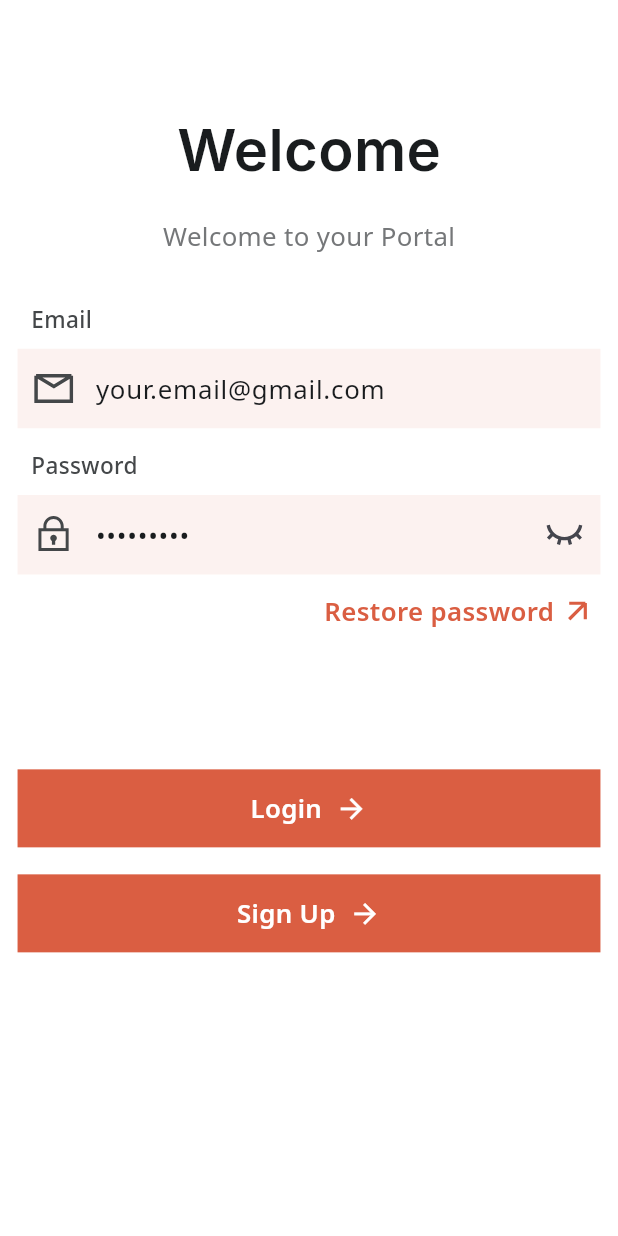
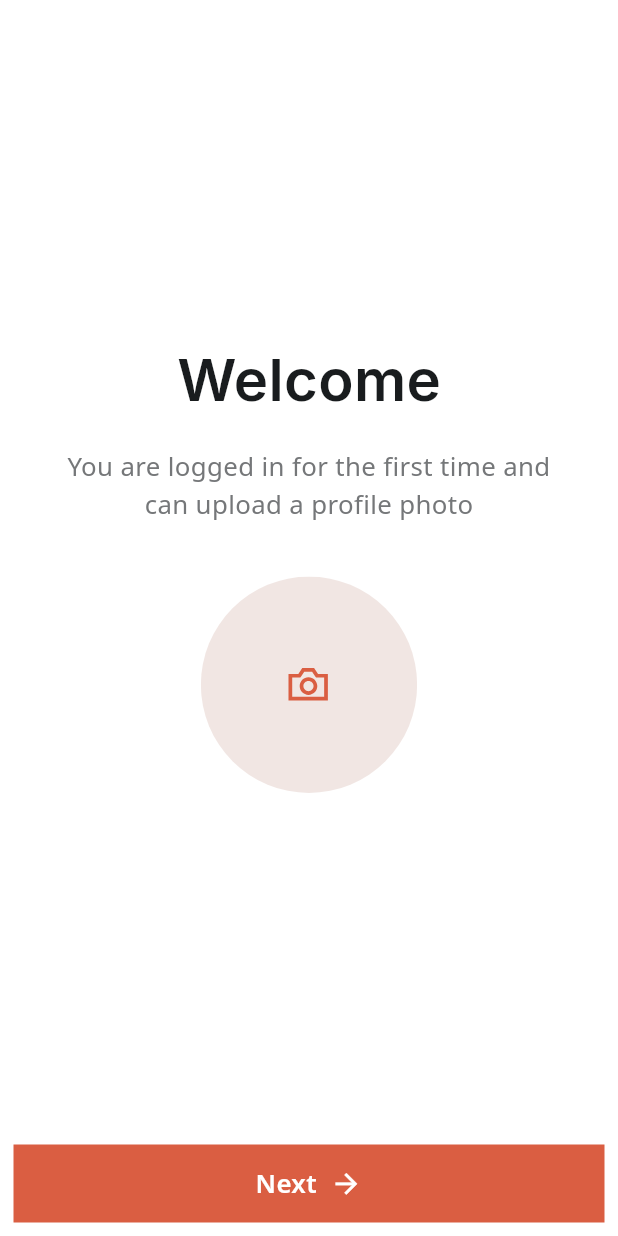
Before and after one commit to jinosh05/ecommerce_app_login, a Flutter app: the screen it shows after launch, on a phone screen of 412 x 824 dp. Run offline on Flutter 3.47's test engine with Material 3 defaults, Android fonts, the phone set to English and light mode, and no system bars; our stand-ins replace bloc, cached_network_image, flutter_bloc, flutter_svg, google_fonts, lottie and 1 more; accounts and stored records are empty.

Commit message:
ImageSelctionUI base created, icons location refracted, image compatibility added for Profile at DB Helper

```diff
--- a/lib/constants/assets.dart
+++ b/lib/constants/assets.dart
@@ -1,9 +1,10 @@
 class Assets {
   Assets._();
 
-  static const String arrowRight = 'assets/arrow_right.svg';
-  static const String eyeClosed = 'assets/eye_closed.svg';
-  static const String eyeOpen = 'assets/eye_open.svg';
-  static const String mail = 'assets/mail.svg';
-  static const String passwordLock = 'assets/password_lock.svg';
+  static const String arrowRight = 'assets/icons/arrow_right.svg';
+  static const String editAvatar = 'assets/icons/edit avatar.svg';
+  static const String eyeClosed = 'assets/icons/eye_closed.svg';
+  static const String eyeOpen = 'assets/icons/eye_open.svg';
+  static const String mail = 'assets/icons/mail.svg';
+  static const String passwordLock = 'assets/icons/password_lock.svg';
 }
--- a/lib/constants/string.dart
+++ b/lib/constants/string.dart
@@ -50,9 +50,10 @@ class S {
 
   static const String confirmPassword = "Confirm Password";
 
-  // static const String a = "";
+  static const String uploadImgMsg =
+      "You are logged in for the first time and can upload a profile photo";
 
-  // static const String a = "";
+  static const String next = "Next";
 
   // static const String a = "";
 
--- a/lib/db/database_helper.dart
+++ b/lib/db/database_helper.dart
@@ -39,7 +39,8 @@ class DBHelper {
     first_name TEXT,
     last_name TEXT,
     phone TEXT,
-            address TEXT
+    address TEXT,
+    image BLOB
   )
 ''');
       },
--- a/lib/main.dart
+++ b/lib/main.dart
@@ -2,6 +2,7 @@ import 'package:ecommerce_app_login/configs/app.dart';
 import 'package:ecommerce_app_login/configs/apptheme.dart';
 import 'package:ecommerce_app_login/domain/cubit/theme/theme_cubit.dart';
 import 'package:ecommerce_app_login/ui/login/login_screen.dart';
+import 'package:ecommerce_app_login/ui/signup/image_selction_ui.dart';
 import 'package:flutter/material.dart';
 import 'package:flutter_bloc/flutter_bloc.dart';
 
@@ -48,7 +49,14 @@ class _MainAppState extends State<MainApp> {
         App.init(context);
         return child!;
       },
-      home: const LoginScreen(),
+      home: Builder(
+        builder: (context) {
+          return ImageSelctionUI();
+
+          // ignore: dead_code
+          return const LoginScreen();
+        },
+      ),
     );
   }
 }
--- a/lib/models/user_profile.dart
+++ b/lib/models/user_profile.dart
@@ -1,9 +1,12 @@
+import 'dart:typed_data';
+
 class UserProfile {
   final String email;
   final String firstName;
   final String lastName;
   final String phone;
   final String address;
+  final Uint8List? image;
 
   UserProfile({
     required this.email,
@@ -11,6 +14,7 @@ class UserProfile {
     required this.lastName,
     required this.phone,
     required this.address,
+    this.image, // Optional image field
   });
 
   factory UserProfile.fromMap(Map<String, dynamic> map) {
@@ -20,6 +24,7 @@ class UserProfile {
       lastName: map['last_name'],
       phone: map['phone'],
       address: map['address'],
+      image: map['image'], // Assuming it's a BLOB
     );
   }
 
@@ -30,6 +35,7 @@ class UserProfile {
       'last_name': lastName,
       'phone': phone,
       'address': address,
+      'image': image, // Store image as BLOB
     };
   }
 }
--- /dev/null
+++ b/lib/ui/signup/image_selction_ui.dart
@@ -0,0 +1,58 @@
+import 'package:ecommerce_app_login/configs/app_dimensions.dart';
+import 'package:ecommerce_app_login/configs/app_typography.dart';
+import 'package:ecommerce_app_login/configs/space.dart';
+import 'package:ecommerce_app_login/configs/space_ext.dart';
+import 'package:ecommerce_app_login/constants/resources.dart';
+import 'package:ecommerce_app_login/widgets/appimage.dart';
+import 'package:ecommerce_app_login/widgets/buttons/primary_button.dart';
+import 'package:flutter/material.dart';
+
+class ImageSelctionUI extends StatefulWidget {
+  const ImageSelctionUI({super.key});
+
+  @override
+  State<ImageSelctionUI> createState() => _ImageSelctionUIState();
+}
+
+class _ImageSelctionUIState extends State<ImageSelctionUI> {
+  @override
+  Widget build(BuildContext context) {
+    return Scaffold(
+      body: Column(
+        children: [
+          Spacer(),
+          Text(S.welcome, style: AppText.h2!.cl(AppColors.grey900).w(6)),
+          Padding(
+            padding: Space.all(2, 1).b(2),
+            child: Text(
+              S.uploadImgMsg,
+              textAlign: TextAlign.center,
+              style: AppText.b2!.cl(AppColors.grey500).notoSans().w(4),
+            ),
+          ),
+          AppImage(imageUrl: Assets.editAvatar, size: AppDimensions.width(35)),
+          Spacer(),
+          PrimaryButton.withChild(
+            onPressed: () {},
+            margin: Space.all(),
+            child: Row(
+              mainAxisAlignment: MainAxisAlignment.center,
+              children: [
+                Text(
+                  S.next,
+                  style: AppText.b2!.cl(Colors.white).w(6).notoSans(),
+                ),
+                Space.x!,
+                Icon(
+                  Icons.arrow_forward,
+                  size: AppDimensions.font(10),
+                  color: Colors.white,
+                ),
+              ],
+            ),
+          ),
+        ],
+      ),
+    );
+  }
+}
--- a/spider.yaml
+++ b/spider.yaml
@@ -32,7 +32,7 @@ package: constants
 groups:
   - paths:
       - assets/
-      # - assets/icons/
+      - assets/icons/
       # - assets/icons/plans/
       # - assets/images/
       # - assets/lottie/
```
Also changed, not shown: pubspec.yaml (+1 -27 lines), assets/icons/arrow_right.svg (renamed from assets/arrow_right.svg), assets/icons/edit avatar.svg (added), assets/icons/eye_closed.svg (renamed from assets/eye_closed.svg), assets/icons/eye_open.svg (renamed from assets/eye_open.svg), assets/icons/mail.svg (renamed from assets/mail.svg), assets/icons/password_lock.svg (renamed from assets/password_lock.svg), 1 other file. Lines whose indentation alone changed are shown as unchanged.
